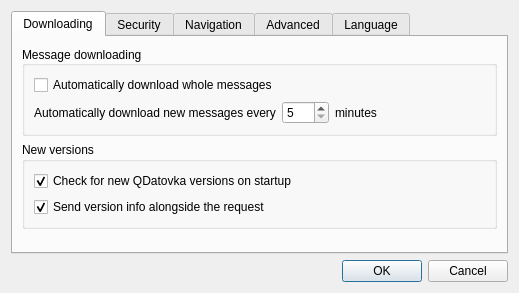
Old version of the form src/gui/ui/dlg_preferences.ui in the repository psakar/datovka.
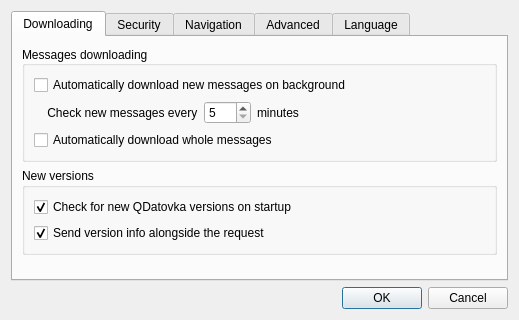
New version of the form. Icons and pictures are not drawn.

Commit message: Updated downloading preferences, added download complete messages into worker

What changed in the file:
```diff
--- a/src/gui/ui/dlg_preferences.ui
+++ b/src/gui/ui/dlg_preferences.ui
@@ -7,7 +7,7 @@
     <x>0</x>
     <y>0</y>
     <width>519</width>
-    <height>293</height>
+    <height>320</height>
    </rect>
   </property>
   <property name="windowTitle">
@@ -58,7 +58,7 @@
           <bool>false</bool>
          </property>
          <property name="title">
-          <string>Message downloading</string>
+          <string>Messages downloading</string>
          </property>
          <property name="alignment">
           <set>Qt::AlignJustify|Qt::AlignVCenter</set>
@@ -68,9 +68,9 @@
          </property>
          <layout class="QVBoxLayout" name="verticalLayout_2">
           <item>
-           <widget class="QCheckBox" name="auto_download_whole_messages">
+           <widget class="QCheckBox" name="download_on_background">
             <property name="text">
-             <string>Automatically download whole messages</string>
+             <string>Automatically download new messages on background</string>
             </property>
            </widget>
           </item>
@@ -79,7 +79,7 @@
             <item>
              <widget class="QLabel" name="timerLabelPre">
               <property name="text">
-               <string>Automatically download new messages every</string>
+               <string>    Check new messages every</string>
               </property>
              </widget>
             </item>
@@ -118,6 +118,13 @@
             </item>
            </layout>
           </item>
+          <item>
+           <widget class="QCheckBox" name="auto_download_whole_messages">
+            <property name="text">
+             <string>Automatically download whole messages</string>
+            </property>
+           </widget>
+          </item>
          </layout>
         </widget>
        </item>
```
The commit also changes 7 other files.
